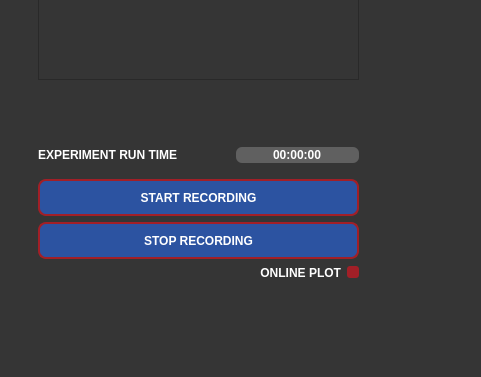
Before: the Qt Designer form src/micromap/interface/interface_gui.ui in nnc-ufmg/micromap, drawn with Qt 5; both pictures show x 0 to 481 and y 345 to 722 of the 1188 by 722 pixel window.
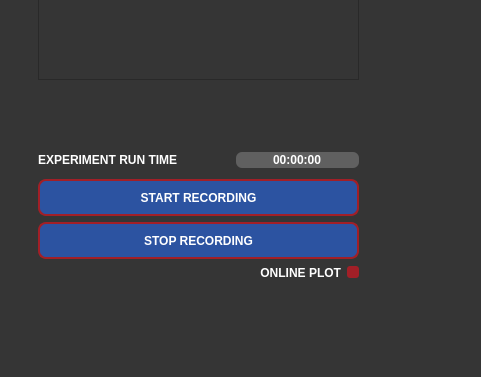
After: the same form once the commit is applied. The open tabs and pages were chosen to show the change. Icons and pictures are not drawn. Custom widgets are drawn as their Qt base class.

Diff of the .ui file:
```diff
--- a/src/micromap/interface/interface_gui.ui
+++ b/src/micromap/interface/interface_gui.ui
@@ -1696,7 +1696,7 @@
                <x>10</x>
                <y>351</y>
                <width>321</width>
-               <height>31</height>
+               <height>41</height>
               </rect>
              </property>
              <layout class="QGridLayout" name="gridLayout_14">
```
Left out of the diff: 26 changed lines with no effect on the pictures.
